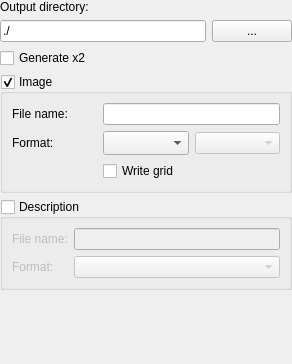
Above: src/outputframe.ui from mudita/fontbuilder before the change. Below: the same form after it.
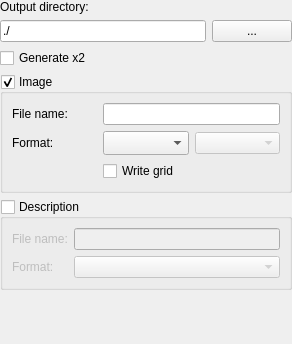
That is the form after the change. Custom widgets are drawn as their Qt base class.

Patch:
```diff
--- a/src/outputframe.ui
+++ b/src/outputframe.ui
@@ -7,7 +7,7 @@
     <x>0</x>
     <y>0</y>
     <width>292</width>
-    <height>364</height>
+    <height>344</height>
    </rect>
   </property>
   <property name="sizePolicy">
```
